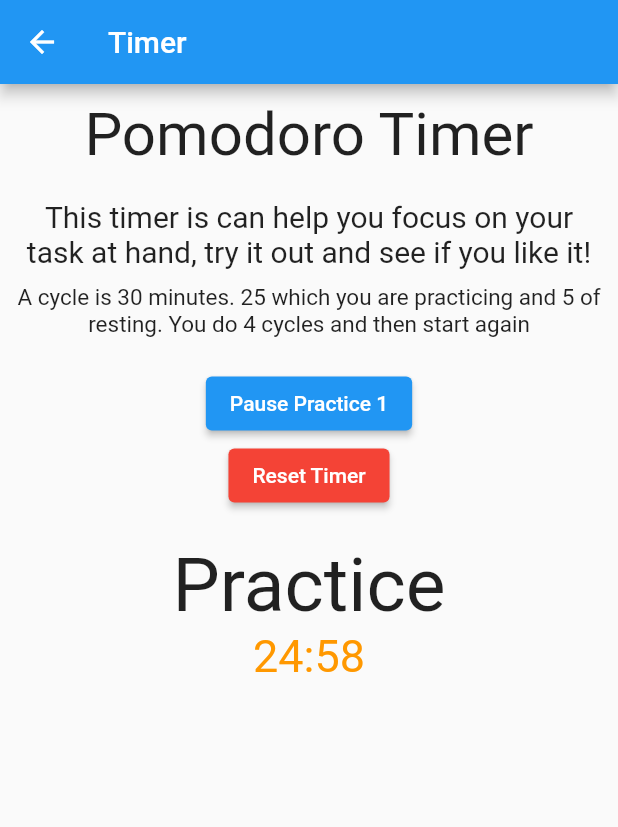
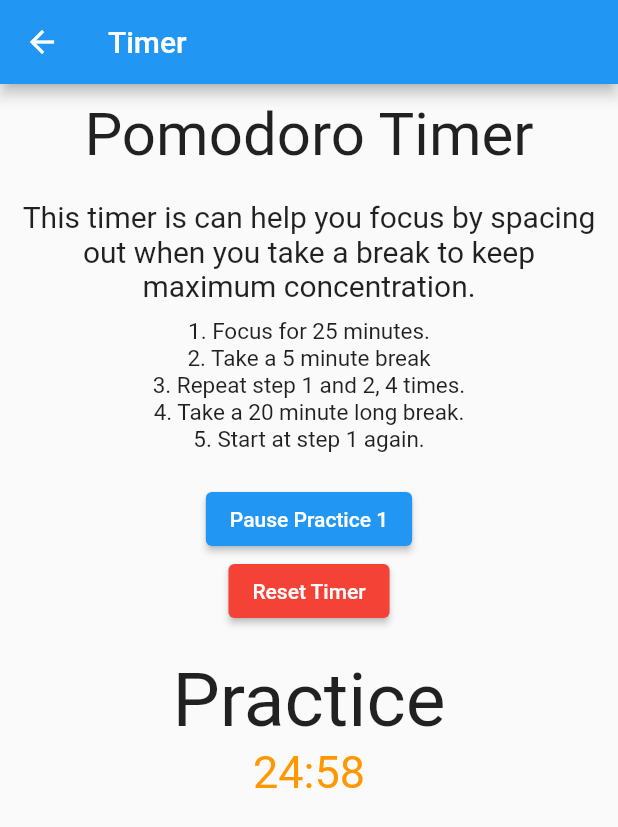
Before and after one commit to JustAnOpossum/Hobby-Hub-CS-371-, a Flutter app: the TimerPage screen opened directly, after a tap on an icon or button, on a phone screen of 412 x 824 dp. Shown: the top 827 px of the screen. Run offline on Flutter 3.47's test engine with Material 2 defaults, Android fonts, the phone set to English and light mode, and no system bars.

Commit message:
Cleaned up text and added color formatting

```diff
--- a/app_interface/lib/widgets/timer.dart
+++ b/app_interface/lib/widgets/timer.dart
@@ -21,7 +21,7 @@ class TimerPage extends StatelessWidget {
                 height: 20,
               ),
               Text(
-                'This timer is can help you focus on your task at hand, try it out and see if you like it!',
+                'This timer is can help you focus by spacing out when you take a break to keep maximum concentration.',
                 style: TextStyle(fontSize: 20),
                 textAlign: TextAlign.center,
               ),
@@ -29,7 +29,27 @@ class TimerPage extends StatelessWidget {
                 height: 10,
               ),
               Text(
-                'A cycle is 30 minutes. 25 which you are practicing and 5 of resting. You do 4 cycles and then start again',
+                '1. Focus for 25 minutes.',
+                style: TextStyle(fontSize: 15),
+                textAlign: TextAlign.center,
+              ),
+              Text(
+                '2. Take a 5 minute break',
+                style: TextStyle(fontSize: 15),
+                textAlign: TextAlign.center,
+              ),
+              Text(
+                '3. Repeat step 1 and 2, 4 times.',
+                style: TextStyle(fontSize: 15),
+                textAlign: TextAlign.center,
+              ),
+              Text(
+                '4. Take a 20 minute long break.',
+                style: TextStyle(fontSize: 15),
+                textAlign: TextAlign.center,
+              ),
+              Text(
+                '5. Start at step 1 again.',
                 style: TextStyle(fontSize: 15),
                 textAlign: TextAlign.center,
               ),
@@ -58,6 +78,7 @@ class _TimerWidgetState extends State<TimerWidget> {
   int _longRestCount = 1;
   bool _inBreak = false;
   bool _inLongRest = false;
+  var _timerColor = Colors.orange;
 
   Timer _timer;
 
@@ -88,7 +109,6 @@ class _TimerWidgetState extends State<TimerWidget> {
 
       if (_timerMinute == 0 && _timerSecond == 0) {
         _stopTimer();
-        print(_inBreak);
         //If for checking to see if the count is at 4 and it is in break and currently not in a long rest
         if (_count == 2 && _inBreak && !_inLongRest) {
           _timerMinute = 20;
@@ -97,6 +117,7 @@ class _TimerWidgetState extends State<TimerWidget> {
           _count = _longRestCount;
           _longRestCount++;
           _inLongRest = true;
+          _timerColor = Colors.blue;
         } else {
           //Else for when it is not in long rest
           if (_inLongRest) {
@@ -105,16 +126,18 @@ class _TimerWidgetState extends State<TimerWidget> {
             _inLongRest = false;
           }
           if (_inBreak) {
-            _timerMinute = 5;
+            _timerMinute = 25;
             _timerSecond = 0;
             _inBreak = false;
             _count++;
             _currentMode = 'Practice';
+            _timerColor = Colors.orange;
           } else {
-            _timerMinute = 25;
+            _timerMinute = 5;
             _timerSecond = 0;
             _inBreak = true;
             _currentMode = 'Break';
+            _timerColor = Colors.green;
           }
         }
       }
@@ -155,6 +178,7 @@ class _TimerWidgetState extends State<TimerWidget> {
       _longRestCount = 1;
       _inBreak = false;
       _inLongRest = false;
+      _timerColor = Colors.orange;
     });
   }
 
@@ -178,7 +202,7 @@ class _TimerWidgetState extends State<TimerWidget> {
         ),
         Text(
           '$_timerMsg',
-          style: TextStyle(fontSize: 30, color: Colors.orange),
+          style: TextStyle(fontSize: 30, color: _timerColor),
         )
       ],
     );
```
